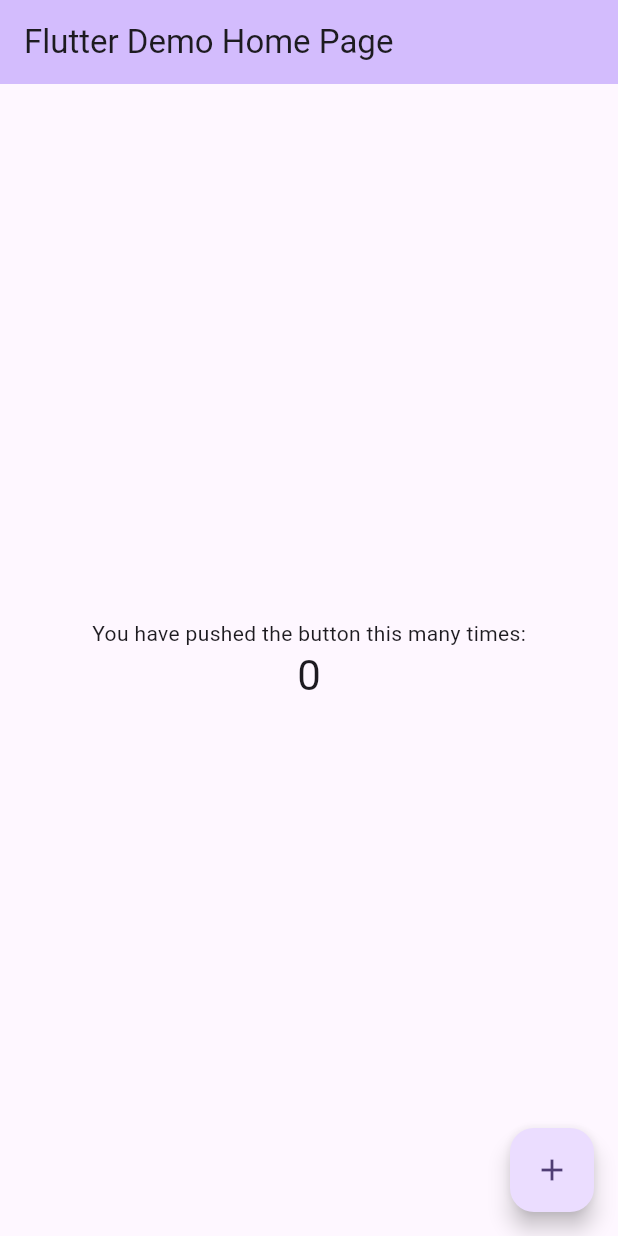
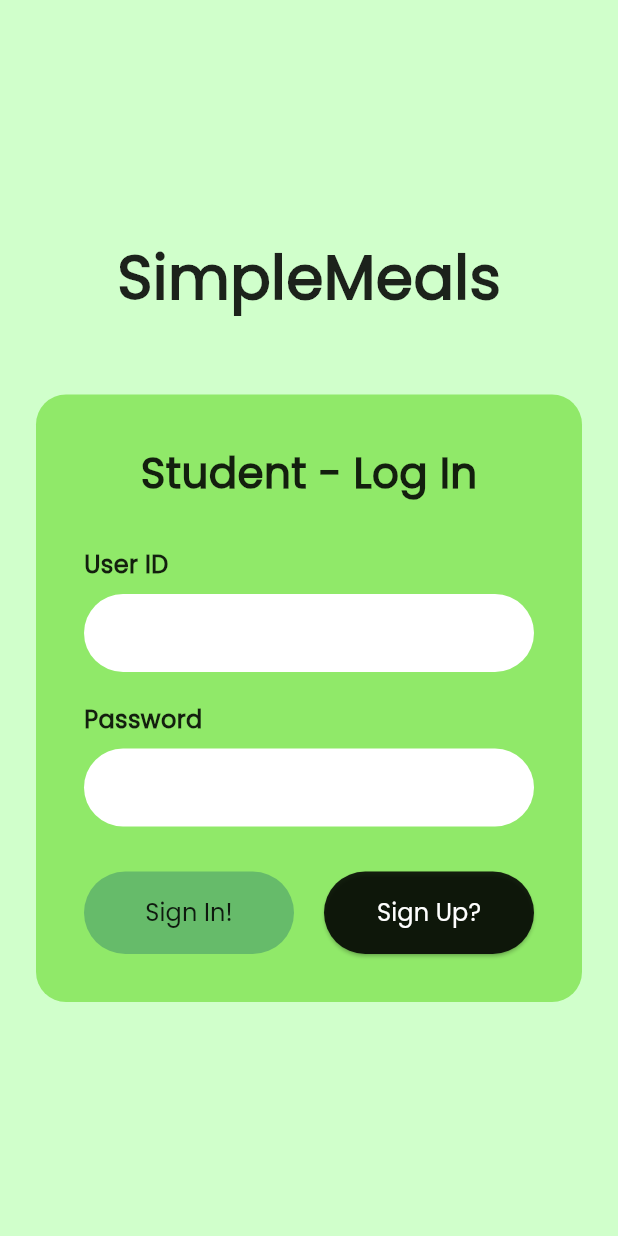
Before and after one commit to 4242x/simplemeals, a Flutter app: the screen it shows after launch, on a phone screen of 412 x 824 dp. Run offline on Flutter 3.47's test engine with Material 3 defaults, Android fonts, the phone set to English and light mode, and no system bars.

Commit message:
initial login and sign up screens

```diff
--- a/lib/main.dart
+++ b/lib/main.dart
@@ -1,4 +1,5 @@
 import 'package:flutter/material.dart';
+import 'package:simplemeals/screens/login_screen.dart';
 
 void main() {
   runApp(const MyApp());
@@ -7,116 +8,17 @@ void main() {
 class MyApp extends StatelessWidget {
   const MyApp({super.key});
 
-  // This widget is the root of your application.
   @override
   Widget build(BuildContext context) {
     return MaterialApp(
+      debugShowCheckedModeBanner: false,
       title: 'Flutter Demo',
       theme: ThemeData(
-        // This is the theme of your application.
-        //
-        // TRY THIS: Try running your application with "flutter run". You'll see
-        // the application has a purple toolbar. Then, without quitting the app,
-        // try changing the seedColor in the colorScheme below to Colors.green
-        // and then invoke "hot reload" (save your changes or press the "hot
-        // reload" button in a Flutter-supported IDE, or press "r" if you used
-        // the command line to start the app).
-        //
-        // Notice that the counter didn't reset back to zero; the application
-        // state is not lost during the reload. To reset the state, use hot
-        // restart instead.
-        //
-        // This works for code too, not just values: Most code changes can be
-        // tested with just a hot reload.
         colorScheme: ColorScheme.fromSeed(seedColor: Colors.deepPurple),
+        fontFamily: 'Poppins',
+        useMaterial3: true
       ),
-      home: const MyHomePage(title: 'Flutter Demo Home Page'),
+      home: const LoginScreen(),
     );
   }
 }
-
-class MyHomePage extends StatefulWidget {
-  const MyHomePage({super.key, required this.title});
-
-  // This widget is the home page of your application. It is stateful, meaning
-  // that it has a State object (defined below) that contains fields that affect
-  // how it looks.
-
-  // This class is the configuration for the state. It holds the values (in this
-  // case the title) provided by the parent (in this case the App widget) and
-  // used by the build method of the State. Fields in a Widget subclass are
-  // always marked "final".
-
-  final String title;
-
-  @override
-  State<MyHomePage> createState() => _MyHomePageState();
-}
-
-class _MyHomePageState extends State<MyHomePage> {
-  int _counter = 0;
-
-  void _incrementCounter() {
-    setState(() {
-      // This call to setState tells the Flutter framework that something has
-      // changed in this State, which causes it to rerun the build method below
-      // so that the display can reflect the updated values. If we changed
-      // _counter without calling setState(), then the build method would not be
-      // called again, and so nothing would appear to happen.
-      _counter++;
-    });
-  }
-
-  @override
-  Widget build(BuildContext context) {
-    // This method is rerun every time setState is called, for instance as done
-    // by the _incrementCounter method above.
-    //
-    // The Flutter framework has been optimized to make rerunning build methods
-    // fast, so that you can just rebuild anything that needs updating rather
-    // than having to individually change instances of widgets.
-    return Scaffold(
-      appBar: AppBar(
-        // TRY THIS: Try changing the color here to a specific color (to
-        // Colors.amber, perhaps?) and trigger a hot reload to see the AppBar
-        // change color while the other colors stay the same.
-        backgroundColor: Theme.of(context).colorScheme.inversePrimary,
-        // Here we take the value from the MyHomePage object that was created by
-        // the App.build method, and use it to set our appbar title.
-        title: Text(widget.title),
-      ),
-      body: Center(
-        // Center is a layout widget. It takes a single child and positions it
-        // in the middle of the parent.
-        child: Column(
-          // Column is also a layout widget. It takes a list of children and
-          // arranges them vertically. By default, it sizes itself to fit its
-          // children horizontally, and tries to be as tall as its parent.
-          //
-          // Column has various properties to control how it sizes itself and
-          // how it positions its children. Here we use mainAxisAlignment to
-          // center the children vertically; the main axis here is the vertical
-          // axis because Columns are vertical (the cross axis would be
-          // horizontal).
-          //
-          // TRY THIS: Invoke "debug painting" (choose the "Toggle Debug Paint"
-          // action in the IDE, or press "p" in the console), to see the
-          // wireframe for each widget.
-          mainAxisAlignment: MainAxisAlignment.center,
-          children: <Widget>[
-            const Text('You have pushed the button this many times:'),
-            Text(
-              '$_counter',
-              style: Theme.of(context).textTheme.headlineMedium,
-            ),
-          ],
-        ),
-      ),
-      floatingActionButton: FloatingActionButton(
-        onPressed: _incrementCounter,
-        tooltip: 'Increment',
-        child: const Icon(Icons.add),
-      ), // This trailing comma makes auto-formatting nicer for build methods.
-    );
-  }
-}
--- /dev/null
+++ b/lib/screens/login_screen.dart
@@ -0,0 +1,154 @@
+import 'package:flutter/material.dart';
+import 'package:simplemeals/screens/signup_screen.dart';
+
+class LoginScreen extends StatelessWidget {
+  const LoginScreen({super.key});
+
+  @override
+  Widget build(BuildContext context) {
+    return Scaffold(
+      backgroundColor: const Color.fromARGB(255, 208, 255, 203),
+      body: Center(
+        child: LayoutBuilder(
+          builder: (context, constraints) {
+            return ConstrainedBox(
+              constraints: const BoxConstraints(maxWidth: 500),
+              child: SingleChildScrollView(
+                padding: const EdgeInsets.symmetric(horizontal: 24.0),
+                child: Column(
+                  mainAxisAlignment: MainAxisAlignment.center,
+                  children: [
+                    const Padding(
+                      padding: EdgeInsets.only(bottom: 50.0),
+                      child: Text(
+                        'SimpleMeals',
+                        style: TextStyle(
+                          fontSize: 40,
+                          fontWeight: FontWeight.bold,
+                          color: Colors.black87,
+                        ),
+                      ),
+                    ),
+                    Container(
+                      padding: const EdgeInsets.all(32.0),
+                      decoration: BoxDecoration(
+                        color: const Color(0xFF90E969),
+                        borderRadius: BorderRadius.circular(20.0),
+                      ),
+                      child: Column(
+                        mainAxisSize: MainAxisSize.min,
+                        crossAxisAlignment: CrossAxisAlignment.start,
+                        children: [
+                          const Center(
+                            child: Text(
+                              'Student - Log In',
+                              style: TextStyle(
+                                fontSize: 28,
+                                fontWeight: FontWeight.bold,
+                                color: Colors.black87,
+                              ),
+                            ),
+                          ),
+                          const SizedBox(height: 30),
+                          _labeledInput(label: 'User ID'),
+                          const SizedBox(height: 20),
+                          _labeledInput(label: 'Password', obscureText: true),
+                          const SizedBox(height: 30),
+                          _actionButtons(context, constraints.maxWidth),
+                        ],
+                      ),
+                    ),
+                  ],
+                ),
+              ),
+            );
+          },
+        ),
+      ),
+    );
+  }
+
+  Widget _labeledInput({required String label, bool obscureText = false}) {
+    return Column(
+      crossAxisAlignment: CrossAxisAlignment.start,
+      children: [
+        Text(
+          label,
+          style: const TextStyle(
+            fontWeight: FontWeight.bold,
+            color: Colors.black87,
+            fontSize: 16,
+          ),
+        ),
+        const SizedBox(height: 8),
+        TextField(
+          obscureText: obscureText,
+          decoration: InputDecoration(
+            filled: true,
+            fillColor: Colors.white,
+            border: OutlineInputBorder(
+              borderRadius: BorderRadius.circular(30.0),
+              borderSide: BorderSide.none,
+            ),
+            contentPadding:
+                const EdgeInsets.symmetric(horizontal: 16, vertical: 14),
+          ),
+        ),
+      ],
+    );
+  }
+
+  Widget _actionButtons(BuildContext context, double screenWidth) {
+    bool isNarrow = screenWidth < 360;
+
+    final signInButton = Expanded(
+      child: ElevatedButton(
+        style: ElevatedButton.styleFrom(
+          elevation: 0,
+          foregroundColor: Colors.black87,
+          backgroundColor: const Color(0xFF66BB6A),
+          padding: const EdgeInsets.symmetric(vertical: 16.0),
+          shape: RoundedRectangleBorder(
+            borderRadius: BorderRadius.circular(40.0),
+          ),
+        ),
+        onPressed: () {},
+        child: const Text('Sign In!', style: TextStyle(fontSize: 16)),
+      ),
+    );
+
+    final signUpButton = Expanded(
+      child: ElevatedButton(
+        style: ElevatedButton.styleFrom(
+          foregroundColor: Colors.white,
+          backgroundColor: Colors.black87,
+          padding: const EdgeInsets.symmetric(vertical: 16.0),
+          shape: RoundedRectangleBorder(
+            borderRadius: BorderRadius.circular(40.0),
+          ),
+        ),
+        onPressed: () {
+          Navigator.push(
+            context,
+            MaterialPageRoute(builder: (context) => const SignUpScreen()),
+          );
+        },
+        child: const Text('Sign Up?', style: TextStyle(fontSize: 16)),
+      ),
+    );
+
+    if (isNarrow) {
+      return Column(
+        children: [
+          SizedBox(width: double.infinity, child: signInButton.child),
+          const SizedBox(height: 12),
+          SizedBox(width: double.infinity, child: signUpButton.child),
+        ],
+      );
+    }
+
+    return Row(
+      children: [signInButton, const SizedBox(width: 20), signUpButton],
+    );
+  }
+}
```
Also changed, not shown: lib/screens/signup_screen.dart (added, +164 -0 lines), pubspec.yaml (+6 -6 lines), assets/fonts/Poppins-ExtraLight.ttf (added), assets/fonts/Poppins-Regular.ttf (added).
